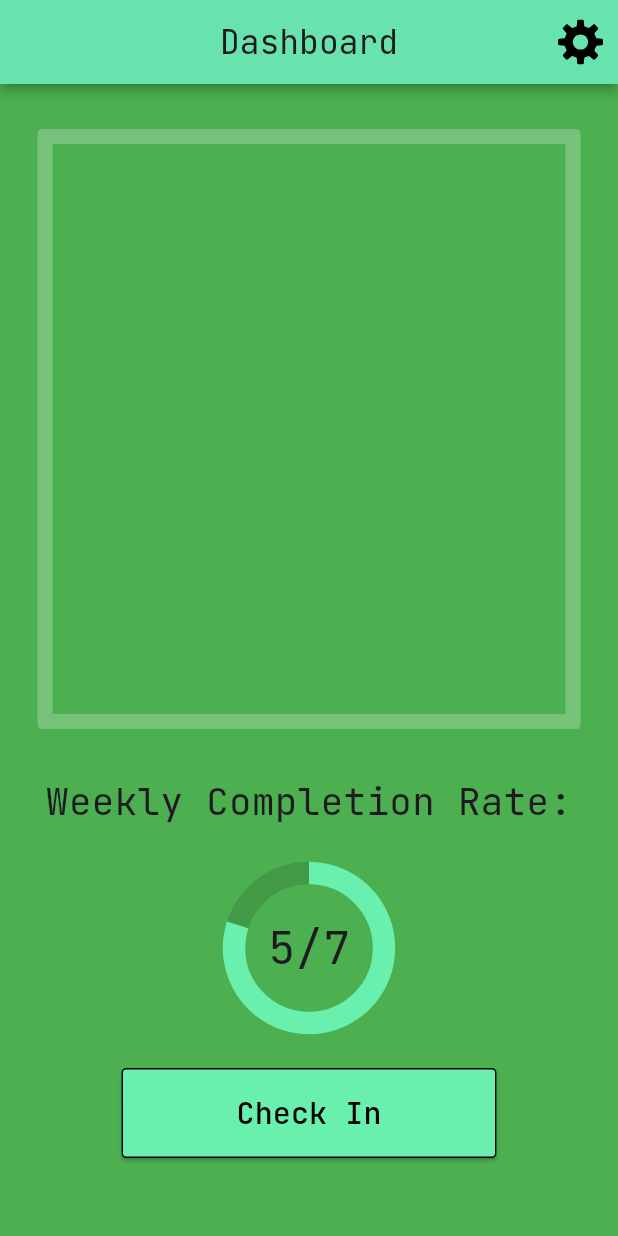
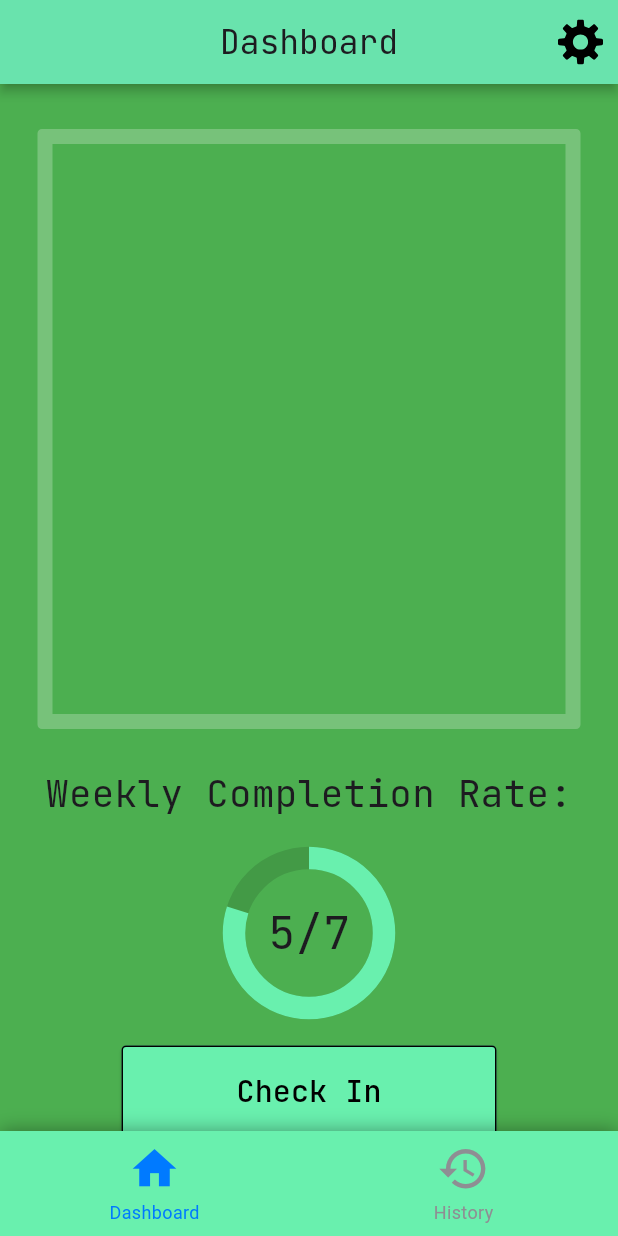
Before and after one commit to arahman-25/P1_habit_mastery_app, a Flutter app: the screen it shows after launch, on a phone screen of 412 x 824 dp. Run offline on Flutter 3.47's test engine with Material 3 defaults, Android fonts, the phone set to English and light mode, and no system bars; drawn by our look-alikes of persistent_bottom_nav_bar_v2; our stand-ins replace flutter_svg, google_fonts.

Commit message:
Finished Dashboard and implemented a bottom nav bar to traverse between pages

```diff
--- a/habit_mastery_app/lib/dashboard.dart
+++ b/habit_mastery_app/lib/dashboard.dart
@@ -35,14 +35,14 @@ class Dashboard extends StatelessWidget {
               borderRadius: BorderRadiusGeometry.circular(3)
             )
           ),
-          SizedBox(height: 30),
+          SizedBox(height: 25),
           Text(
             'Weekly Completion Rate:',
             style: GoogleFonts.jetBrainsMono(
               fontSize: 25
             ),
           ),
-          SizedBox(height: 30),
+          SizedBox(height: 25),
           Stack(
             alignment: AlignmentDirectional.center,
             children: [
@@ -64,7 +64,7 @@ class Dashboard extends StatelessWidget {
               )
             ]
           ),
-          SizedBox(height: 30),
+          SizedBox(height: 25),
           ElevatedButton(
             onPressed: () {},
             style: ButtonStyle(
@@ -83,7 +83,7 @@ class Dashboard extends StatelessWidget {
             )
           ),
         ],
-      )
+      ),
     );
   }
 }
--- a/habit_mastery_app/lib/history.dart
+++ b/habit_mastery_app/lib/history.dart
@@ -1,8 +1,8 @@
 import 'package:flutter/material.dart';
 import 'package:google_fonts/google_fonts.dart';
 
-class Details extends StatelessWidget {
-  const new({super.key});
+class History extends StatelessWidget {
+  const History({super.key});
 
   @override
   Widget build(BuildContext context) {
--- a/habit_mastery_app/lib/main.dart
+++ b/habit_mastery_app/lib/main.dart
@@ -1,5 +1,8 @@
 import 'package:flutter/material.dart';
+import 'package:persistent_bottom_nav_bar_v2/persistent_bottom_nav_bar_v2.dart';
 import 'dashboard.dart';
+import 'history.dart';
+import 'settings.dart';
 
 void main() {
   runApp(const HabitMasteryApp());
@@ -11,9 +14,38 @@ class HabitMasteryApp extends StatelessWidget {
   // This widget is the root of your application.
   @override
   Widget build(BuildContext context) {
-    return const MaterialApp(
+    return MaterialApp(
       debugShowCheckedModeBanner: false,
-      home: Dashboard(),
+      home: PersistentTabView(
+        tabs: [
+          PersistentTabConfig(
+            screen: Dashboard(),
+            item: ItemConfig(
+              icon: Icon(Icons.home),
+              title: 'Dashboard',
+              iconSize: 35)
+          ),
+          PersistentTabConfig(
+            screen: History(),
+            item: ItemConfig(
+              icon: Icon(Icons.history),
+              title: 'History',
+              iconSize: 35
+              )
+            )
+        ],
+        navBarBuilder: (navBarConfig) => Style1BottomNavBar(
+          navBarConfig: navBarConfig,
+          height: 70,
+          navBarDecoration: NavBarDecoration(
+            color: Colors.greenAccent,
+            boxShadow: [
+              BoxShadow(
+                color: Colors.black38,
+                blurRadius: 10
+              )
+            ]
+          ),))
     );
   }
 }
--- a/habit_mastery_app/pubspec.yaml
+++ b/habit_mastery_app/pubspec.yaml
@@ -37,6 +37,7 @@ dependencies:
   google_fonts: ^9.0.0
   flutter_svg: ^2.3.0
   rive: ^0.14.11
+  persistent_bottom_nav_bar_v2: ^6.5.0
 
 dev_dependencies:
   flutter_test:
```
Also changed, not shown: habit_mastery_app/assets/icons/details.svg (added), habit_mastery_app/pubspec.lock.
